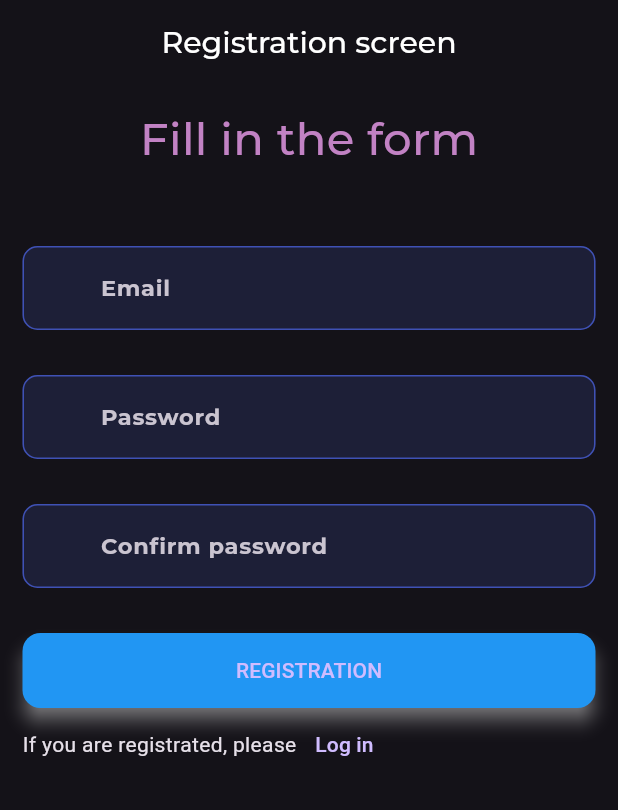
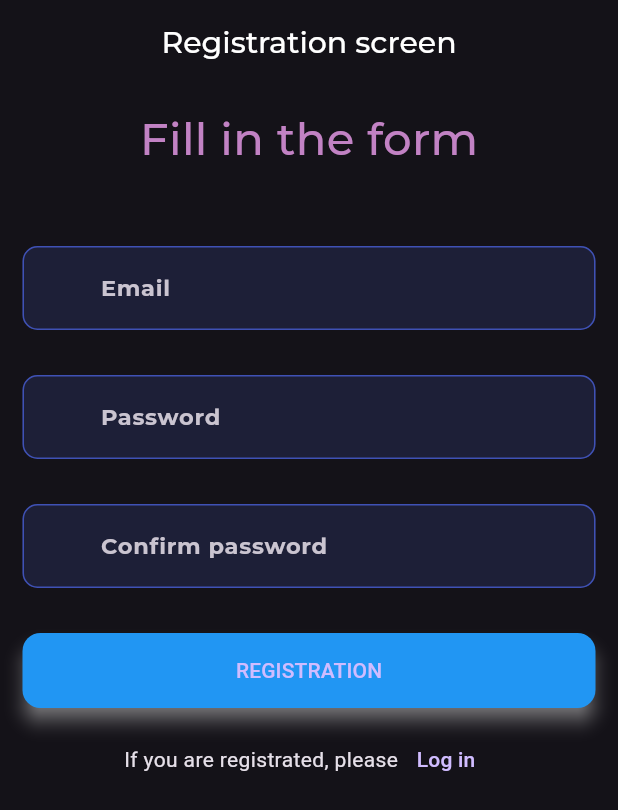
Before and after one commit to Haltseva-Yevheniia/Chatik-for-users, a Flutter app: the screen it shows after launch, on a phone screen of 412 x 824 dp. Shown: the top 810 px of the screen. Run offline on Flutter 3.47's test engine with Material 3 defaults, Android fonts, the phone set to English and light mode, and no system bars; our stand-ins replace firebase_auth, firebase_core; accounts and stored records are empty; Roboto replaces fonts that are missing (Monserrat); project files that could hold a hidden picture were left out.

Commit message:
corrected Registration screen

```diff
--- a/lib/screens/authorization/registration_screen.dart
+++ b/lib/screens/authorization/registration_screen.dart
@@ -77,7 +77,9 @@ class _RegistrationScreenState extends State<RegistrationScreen> {
             ),
             UsersElevatedButton(
                 title: 'Registration'.toUpperCase(), onPressed: registrUp),
+            SizedBox(height: 10,),
             Row(
+              mainAxisAlignment: MainAxisAlignment.center,
               children: [
                 const Text('If you are registrated, please'),
                 TextButton(
```
